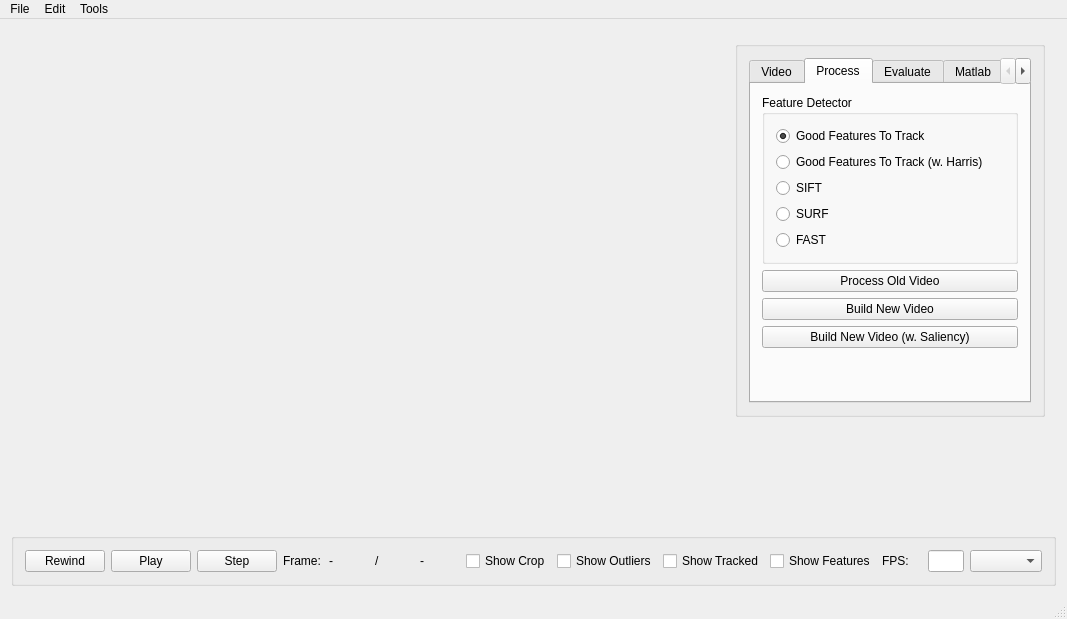
oliw/motion, file GUI/mainwindow.ui: the form before one commit.
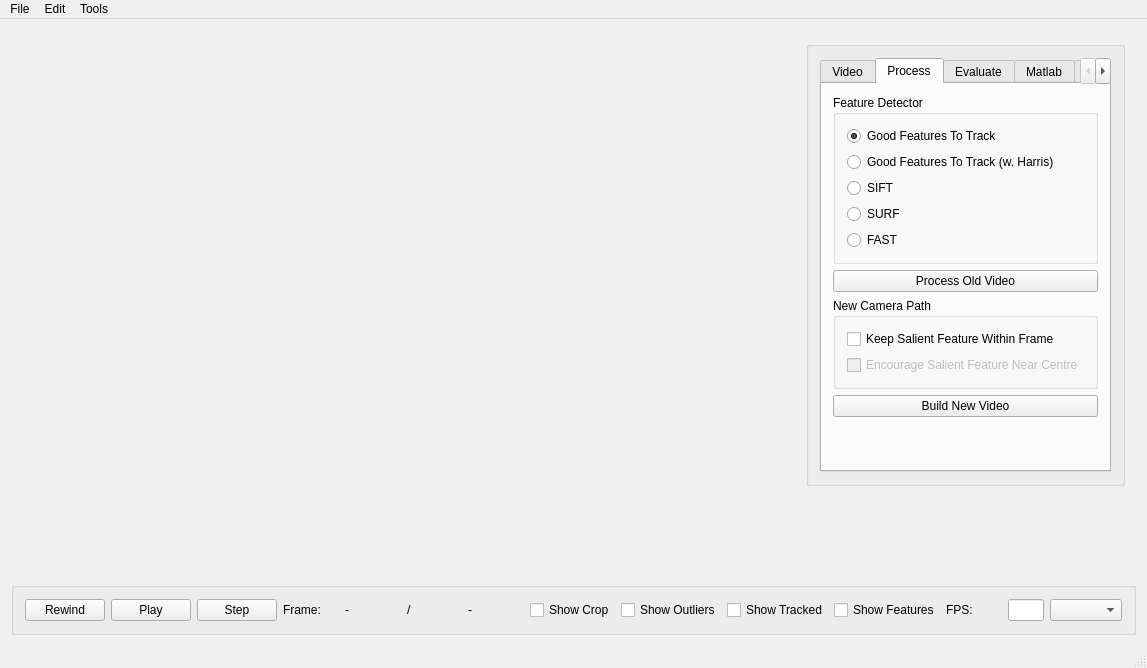
The form after the commit.

Commit message: Improved Manual Motion Tracker screen. Added option to enforce salient feature constraints in L1 Solver in GUI. Added option for encouraging center (not yet implemented)

Patch:
```diff
--- a/GUI/mainwindow.ui
+++ b/GUI/mainwindow.ui
@@ -6,8 +6,8 @@
    <rect>
     <x>0</x>
     <y>0</y>
-    <width>1067</width>
-    <height>619</height>
+    <width>1147</width>
+    <height>668</height>
    </rect>
   </property>
   <property name="sizePolicy">
@@ -240,6 +240,32 @@
                 </property>
                </widget>
               </item>
+              <item>
+               <widget class="QGroupBox" name="groupBox_6">
+                <property name="title">
+                 <string>New Camera Path</string>
+                </property>
+                <layout class="QVBoxLayout" name="verticalLayout_12">
+                 <item>
+                  <widget class="QCheckBox" name="maintainSalientFeatureCheckbox">
+                   <property name="text">
+                    <string>Keep Salient Feature Within Frame</string>
+                   </property>
+                  </widget>
+                 </item>
+                 <item>
+                  <widget class="QCheckBox" name="centeredSalientFeatureCheckbox">
+                   <property name="enabled">
+                    <bool>false</bool>
+                   </property>
+                   <property name="text">
+                    <string>Encourage Salient Feature Near Centre</string>
+                   </property>
+                  </widget>
+                 </item>
+                </layout>
+               </widget>
+              </item>
               <item>
                <widget class="QPushButton" name="newMotionButton">
                 <property name="text">
@@ -247,13 +273,6 @@
                 </property>
                </widget>
               </item>
-              <item>
-               <widget class="QPushButton" name="newSalientMotionButton">
-                <property name="text">
-                 <string>Build New Video (w. Saliency)</string>
-                </property>
-               </widget>
-              </item>
               <item>
                <spacer name="verticalSpacer">
                 <property name="orientation">
@@ -640,7 +659,7 @@
     <rect>
      <x>0</x>
      <y>0</y>
-     <width>1067</width>
+     <width>1147</width>
      <height>25</height>
     </rect>
    </property>
```
Left out of the diff: 57 changed lines with no effect on the pictures. The commit also changes 12 other files.
